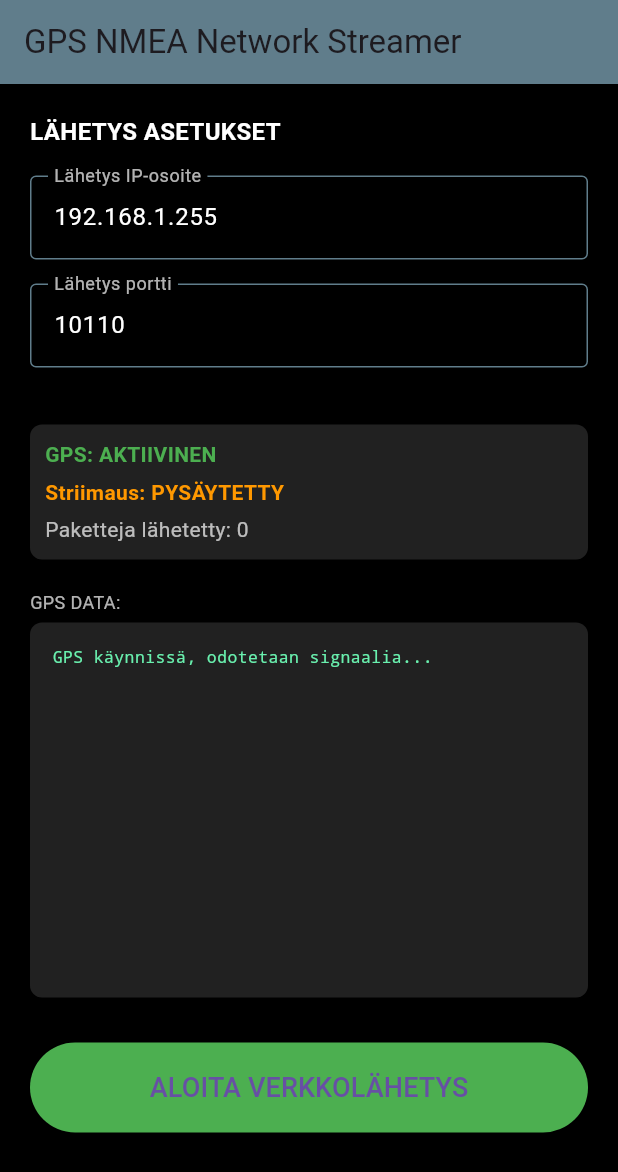
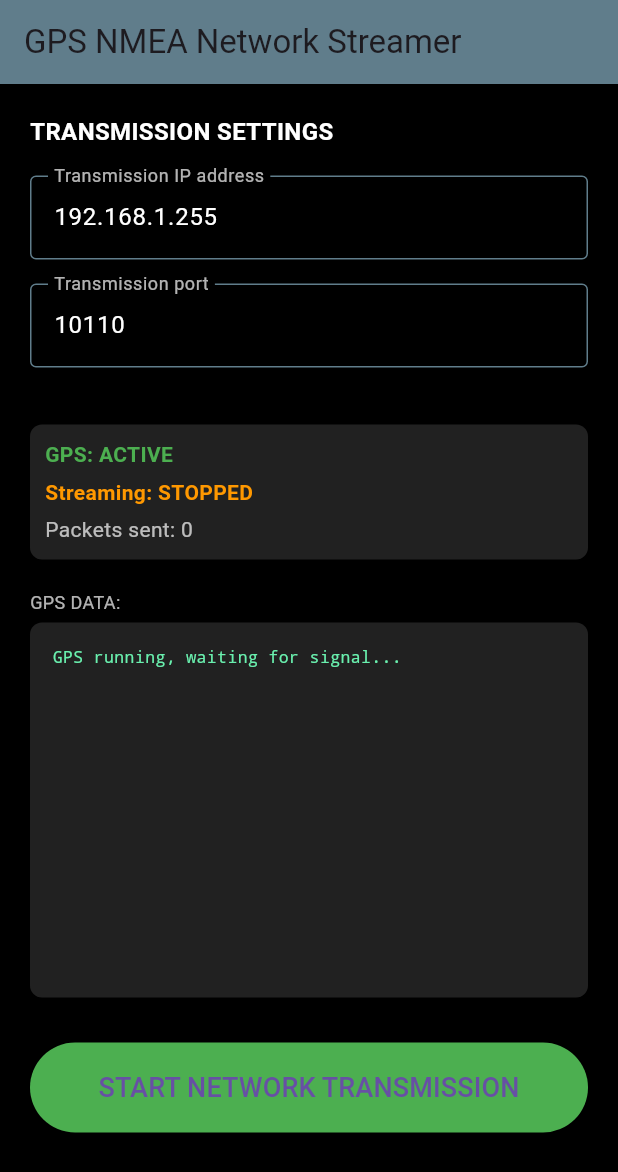
Before and after one commit to VirtanenVeeti/gps_nmea_streamer, a Flutter app: the screen it shows after launch, on a phone screen of 412 x 824 dp. Shown: the top 1172 px of the screen. Run offline on Flutter 3.47's test engine with Material 3 defaults, Android fonts, the light colour scheme and no system bars; our stand-ins replace geolocator, wakelock_plus.

Commit message:
Update main.dart
comments translated into English

```diff
--- a/lib/main.dart
+++ b/lib/main.dart
@@ -1,3 +1,4 @@
+// GPS NMEA Network Streamer
 import 'dart:io';
 import 'dart:convert';
 import 'dart:async';
@@ -16,13 +17,13 @@ class GpsNmeaApp extends StatefulWidget {
 
 class _GpsNmeaAppState extends State<GpsNmeaApp> {
   bool _isStreaming = false;
-  String _lastGpsData = "Odotetaan GPS-tietoa...";
+  String _lastGpsData = "Waiting for GPS data...";
   StreamSubscription<Position>? _positionStream;
   RawDatagramSocket? _sendSocket;
   int _packetCount = 0;
   bool _gpsActive = false;
 
-  // Lähetys asetukset
+  // Transmission settings
   final TextEditingController _sendIpController =
       TextEditingController(text: "192.168.1.255");
   final TextEditingController _sendPortController =
@@ -44,13 +45,13 @@ class _GpsNmeaAppState extends State<GpsNmeaApp> {
   }
 
   Future<void> _startGpsMonitoring() async {
-    // Tarkista GPS-luvat
+    // Check GPS permissions
     LocationPermission permission = await Geolocator.checkPermission();
     if (permission == LocationPermission.denied) {
       permission = await Geolocator.requestPermission();
       if (permission == LocationPermission.denied) {
         setState(() {
-          _lastGpsData = "GPS-lupa evätty!";
+          _lastGpsData = "GPS permission denied!";
         });
         return;
       }
@@ -58,13 +59,14 @@ class _GpsNmeaAppState extends State<GpsNmeaApp> {
 
     if (permission == LocationPermission.deniedForever) {
       setState(() {
-        _lastGpsData = "GPS-lupa evätty pysyvästi! Salli lupa asetuksista.";
+        _lastGpsData =
+            "GPS permission permanently denied! Allow permission in settings.";
       });
       return;
     }
 
     try {
-      // Aloita GPS-kuuntelu
+      // Start GPS listening
       _positionStream = Geolocator.getPositionStream(
         locationSettings: const LocationSettings(
           accuracy: LocationAccuracy.high,
@@ -76,21 +78,21 @@ class _GpsNmeaAppState extends State<GpsNmeaApp> {
 
       setState(() {
         _gpsActive = true;
-        _lastGpsData = "GPS käynnissä, odotetaan signaalia...";
+        _lastGpsData = "GPS running, waiting for signal...";
       });
     } catch (e) {
       setState(() {
-        _lastGpsData = "GPS-virhe: $e";
+        _lastGpsData = "GPS error: $e";
       });
     }
   }
 
   void _updateGpsData(Position position) {
-    // Luodaan NMEA RMC-tyylinen lause
+    // Create NMEA RMC-style sentence
     String nmea = _generateRMC(position);
     String humanReadable = _generateHumanReadable(position);
 
-    // Lähetetään verkkoon vain jos striimaus on päällä
+    // Send to network only if streaming is active
     if (_isStreaming && _sendSocket != null) {
       try {
         String sendIp = _sendIpController.text;
@@ -103,14 +105,14 @@ class _GpsNmeaAppState extends State<GpsNmeaApp> {
         );
 
         setState(() {
-          _lastGpsData = "LÄHETETTY:\n$humanReadable\n\nNMEA:\n$nmea";
+          _lastGpsData = "SENT:\n$humanReadable\n\nNMEA:\n$nmea";
           _packetCount++;
         });
       } catch (e) {
-        print("Lähetysvirhe: $e");
+        print("Send error: $e");
       }
     } else {
-      // Näytetään data vaikka ei lähetetäkään
+      // Display data even if not sending
       setState(() {
         _lastGpsData = humanReadable + "\n\nNMEA:\n$nmea";
       });
@@ -118,13 +120,13 @@ class _GpsNmeaAppState extends State<GpsNmeaApp> {
   }
 
   String _generateHumanReadable(Position pos) {
-    return "Leveysaste: ${pos.latitude.toStringAsFixed(6)}\n"
-        "Pituusaste: ${pos.longitude.toStringAsFixed(6)}\n"
-        "Korkeus: ${pos.altitude.toStringAsFixed(1)} m\n"
-        "Nopeus: ${(pos.speed * 3.6).toStringAsFixed(1)} km/h\n"
-        "Suunta: ${pos.heading.toStringAsFixed(1)}°\n"
-        "Tarkkuus: ${pos.accuracy.toStringAsFixed(1)} m\n"
-        "Aika: ${pos.timestamp}";
+    return "Latitude: ${pos.latitude.toStringAsFixed(6)}\n"
+        "Longitude: ${pos.longitude.toStringAsFixed(6)}\n"
+        "Altitude: ${pos.altitude.toStringAsFixed(1)} m\n"
+        "Speed: ${(pos.speed * 3.6).toStringAsFixed(1)} km/h\n"
+        "Heading: ${pos.heading.toStringAsFixed(1)}°\n"
+        "Accuracy: ${pos.accuracy.toStringAsFixed(1)} m\n"
+        "Time: ${pos.timestamp}";
   }
 
   void _toggleStreaming() async {
@@ -138,7 +140,7 @@ class _GpsNmeaAppState extends State<GpsNmeaApp> {
       });
     } else {
       try {
-        // Luodaan lähetys-socket
+        // Create send socket
         _sendSocket = await RawDatagramSocket.bind(InternetAddress.anyIPv4, 0);
         _sendSocket?.broadcastEnabled = true;
 
@@ -150,7 +152,7 @@ class _GpsNmeaAppState extends State<GpsNmeaApp> {
         });
       } catch (e) {
         setState(() {
-          _lastGpsData = "Verkkovirhe: $e\n\n$_lastGpsData";
+          _lastGpsData = "Network error: $e\n\n$_lastGpsData";
         });
       }
     }
@@ -174,12 +176,12 @@ class _GpsNmeaAppState extends State<GpsNmeaApp> {
       return "$degStr${min.toStringAsFixed(4)},$dir";
     }
 
-    // Nopeus solmuiksi ja suunta
+    // Speed in knots and heading
     double speedKnots = pos.speed * 1.94384;
     String payload =
         "GPRMC,$time,A,${formatCoord(pos.latitude, true)},${formatCoord(pos.longitude, false)},${speedKnots.toStringAsFixed(1)},${pos.heading.toStringAsFixed(1)},$date,,";
 
-    // Checksumin laskenta
+    // Calculate checksum
     int checksum = 0;
     for (int i = 0; i < payload.length; i++) {
       checksum ^= payload.codeUnitAt(i);
@@ -225,9 +227,9 @@ class _GpsNmeaAppState extends State<GpsNmeaApp> {
         child: Column(
           crossAxisAlignment: CrossAxisAlignment.stretch,
           children: [
-            // Lähetys asetukset
+            // Transmission settings
             const Text(
-              "LÄHETYS ASETUKSET",
+              "TRANSMISSION SETTINGS",
               style: TextStyle(
                 color: Colors.white,
                 fontSize: 16,
@@ -236,12 +238,12 @@ class _GpsNmeaAppState extends State<GpsNmeaApp> {
             ),
             const SizedBox(height: 10),
             _buildTextField(
-              "Lähetys IP-osoite",
+              "Transmission IP address",
               _sendIpController,
               !_isStreaming,
             ),
             _buildTextField(
-              "Lähetys portti",
+              "Transmission port",
               _sendPortController,
               !_isStreaming,
             ),
@@ -258,7 +260,7 @@ class _GpsNmeaAppState extends State<GpsNmeaApp> {
                 crossAxisAlignment: CrossAxisAlignment.start,
                 children: [
                   Text(
-                    "GPS: ${_gpsActive ? 'AKTIIVINEN' : 'EI AKTIIVINEN'}",
+                    "GPS: ${_gpsActive ? 'ACTIVE' : 'INACTIVE'}",
                     style: TextStyle(
                       color: _gpsActive ? Colors.green : Colors.red,
                       fontWeight: FontWeight.bold,
@@ -266,7 +268,7 @@ class _GpsNmeaAppState extends State<GpsNmeaApp> {
                   ),
                   const SizedBox(height: 5),
                   Text(
-                    "Striimaus: ${_isStreaming ? 'KÄYNNISSÄ' : 'PYSÄYTETTY'}",
+                    "Streaming: ${_isStreaming ? 'RUNNING' : 'STOPPED'}",
                     style: TextStyle(
                       color: _isStreaming ? Colors.green : Colors.orange,
                       fontWeight: FontWeight.bold,
@@ -274,7 +276,7 @@ class _GpsNmeaAppState extends State<GpsNmeaApp> {
                   ),
                   const SizedBox(height: 5),
                   Text(
-                    "Paketteja lähetetty: $_packetCount",
+                    "Packets sent: $_packetCount",
                     style: const TextStyle(color: Colors.white70),
                   ),
                 ],
@@ -308,7 +310,7 @@ class _GpsNmeaAppState extends State<GpsNmeaApp> {
             ),
             const SizedBox(height: 30),
 
-            // Aloita/Pysäytä nappi
+            // Start/Stop button
             ElevatedButton(
               style: ElevatedButton.styleFrom(
                 backgroundColor: _isStreaming ? Colors.red : Colors.green,
@@ -316,7 +318,9 @@ class _GpsNmeaAppState extends State<GpsNmeaApp> {
               ),
               onPressed: _toggleStreaming,
               child: Text(
-                _isStreaming ? "PYSÄYTÄ VERKKOLÄHETYS" : "ALOITA VERKKOLÄHETYS",
+                _isStreaming
+                    ? "STOP NETWORK TRANSMISSION"
+                    : "START NETWORK TRANSMISSION",
                 style: const TextStyle(fontSize: 18),
               ),
             ),
```
